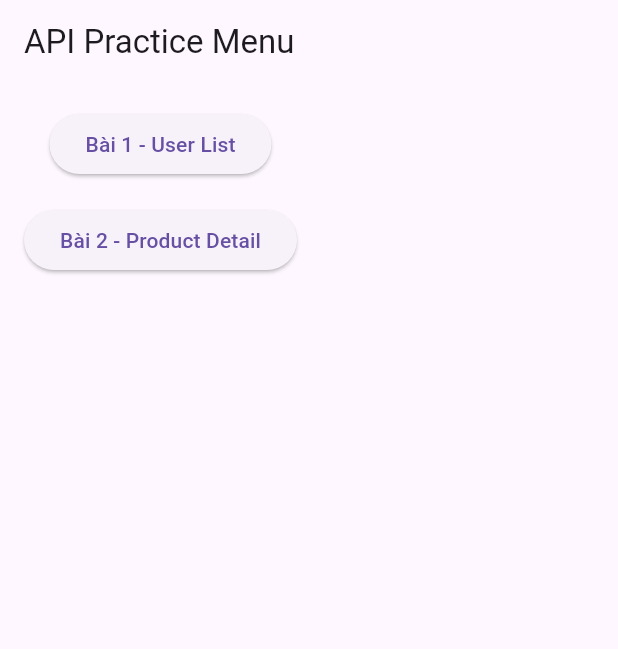
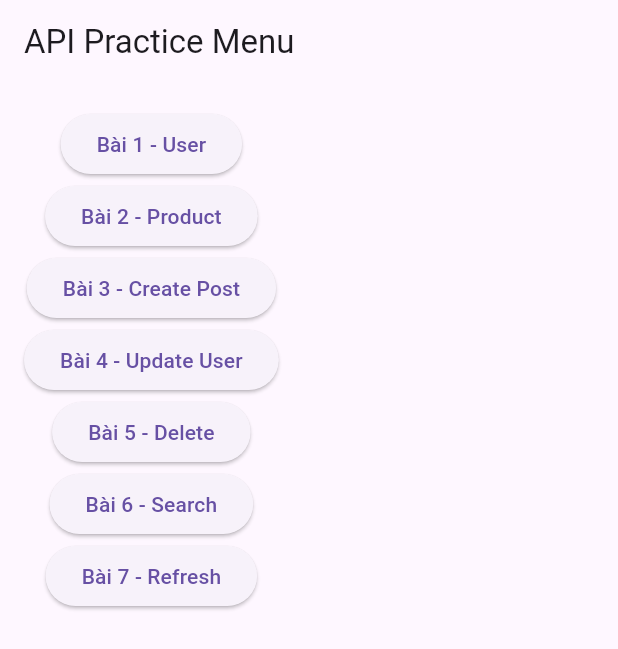
Before and after one commit to 25phamhaiyen/PhamHaiYen_6451071091_BTLT7, a Flutter app: the screen it shows after launch, on a phone screen of 412 x 824 dp. Shown: the top 649 px of the screen. Run offline on Flutter 3.47's test engine with Material 3 defaults, Android fonts, the phone set to English and light mode, and no system bars; accounts and stored records are empty.

Commit message:
update: add bai3-7

```diff
--- a/btltb7/lib/apps/app.dart
+++ b/btltb7/lib/apps/app.dart
@@ -1,6 +1,11 @@
 import 'package:btltb7/apps/routes.dart';
+import 'package:btltb7/screens/delete_screen.dart';
 import 'package:btltb7/screens/home_screen.dart';
+import 'package:btltb7/screens/post_screen.dart';
 import 'package:btltb7/screens/product_screen.dart';
+import 'package:btltb7/screens/refresh_screen.dart';
+import 'package:btltb7/screens/search_screen.dart';
+import 'package:btltb7/screens/update_user_screen.dart';
 import 'package:btltb7/screens/user_screen.dart';
 import 'package:flutter/material.dart';
 
@@ -12,10 +17,17 @@ class MyApp extends StatelessWidget {
     return MaterialApp(
       initialRoute: AppRoutes.home,
       routes: {
-        AppRoutes.home: (context) => const HomeScreen(),
-        AppRoutes.users: (context) => UserScreen(),
-        AppRoutes.product: (context) => ProductScreen(),
-      },
+  AppRoutes.home: (_) => const HomeScreen(),
+  AppRoutes.users: (_) => UserScreen(),
+  AppRoutes.product: (_) => ProductScreen(),
+
+  AppRoutes.post: (_) => const PostScreen(),
+  AppRoutes.update: (_) => const UpdateUserScreen(),
+  AppRoutes.delete: (_) => const DeleteScreen(),
+  AppRoutes.search: (_) => const SearchScreen(),
+  AppRoutes.refresh: (_) => const RefreshScreen(),
+},
+
     );
   }
 }
--- a/btltb7/lib/apps/routes.dart
+++ b/btltb7/lib/apps/routes.dart
@@ -2,4 +2,10 @@ class AppRoutes {
   static const home = '/';
   static const users = '/users';
   static const product = '/product';
+  static const post = '/post';
+static const update = '/update';
+static const delete = '/delete';
+static const search = '/search';
+static const refresh = '/refresh';
+
 }
--- a/btltb7/lib/controllers/user_controller.dart
+++ b/btltb7/lib/controllers/user_controller.dart
@@ -10,4 +10,9 @@ class UserController {
   Future<List<User>> fetchUsers() {
     return repo.getUsers();
   }
+
+  Future<User> updateUser(String name, String email) {
+  return repo.updateUser(name, email);
 }
+
+}
--- a/btltb7/lib/data/repository/user_repository.dart
+++ b/btltb7/lib/data/repository/user_repository.dart
@@ -12,4 +12,10 @@ class UserRepository {
 
     return data.map<User>((e) => User.fromJson(e)).toList();
   }
+
+  Future<User> updateUser(String name, String email) async {
+  final data = await service.updateUser(name, email);
+  return User.fromJson(data);
 }
+
+}
--- a/btltb7/lib/screens/home_screen.dart
+++ b/btltb7/lib/screens/home_screen.dart
@@ -13,19 +13,32 @@ class HomeScreen extends StatelessWidget {
         child: Column(
           children: [
             ElevatedButton(
-              onPressed: () {
-                Navigator.pushNamed(context, AppRoutes.users);
-              },
-              child: const Text('Bài 1 - User List'),
+              onPressed: () => Navigator.pushNamed(context, AppRoutes.users),
+              child: const Text('Bài 1 - User'),
             ),
-
-            const SizedBox(height: 16),
-
             ElevatedButton(
-              onPressed: () {
-                Navigator.pushNamed(context, AppRoutes.product);
-              },
-              child: const Text('Bài 2 - Product Detail'),
+              onPressed: () => Navigator.pushNamed(context, AppRoutes.product),
+              child: const Text('Bài 2 - Product'),
+            ),
+            ElevatedButton(
+              onPressed: () => Navigator.pushNamed(context, AppRoutes.post),
+              child: const Text('Bài 3 - Create Post'),
+            ),
+            ElevatedButton(
+              onPressed: () => Navigator.pushNamed(context, AppRoutes.update),
+              child: const Text('Bài 4 - Update User'),
+            ),
+            ElevatedButton(
+              onPressed: () => Navigator.pushNamed(context, AppRoutes.delete),
+              child: const Text('Bài 5 - Delete'),
+            ),
+            ElevatedButton(
+              onPressed: () => Navigator.pushNamed(context, AppRoutes.search),
+              child: const Text('Bài 6 - Search'),
+            ),
+            ElevatedButton(
+              onPressed: () => Navigator.pushNamed(context, AppRoutes.refresh),
+              child: const Text('Bài 7 - Refresh'),
             ),
           ],
         ),
```
Also changed, not shown: btltb7/lib/controllers/post_controller.dart (added, +25 -0 lines), btltb7/lib/data/repository/post_repository.dart (added, +25 -0 lines), btltb7/lib/data/services/post_service.dart (added, +63 -0 lines), btltb7/lib/data/services/user_service.dart (+20 -0 lines), btltb7/lib/screens/delete_screen.dart (added, +50 -0 lines), btltb7/lib/screens/post_screen.dart (added, +57 -0 lines), btltb7/lib/screens/refresh_screen.dart (added, +49 -0 lines), btltb7/lib/screens/search_screen.dart (added, +60 -0 lines), btltb7/lib/screens/update_user_screen.dart (added, +55 -0 lines).
